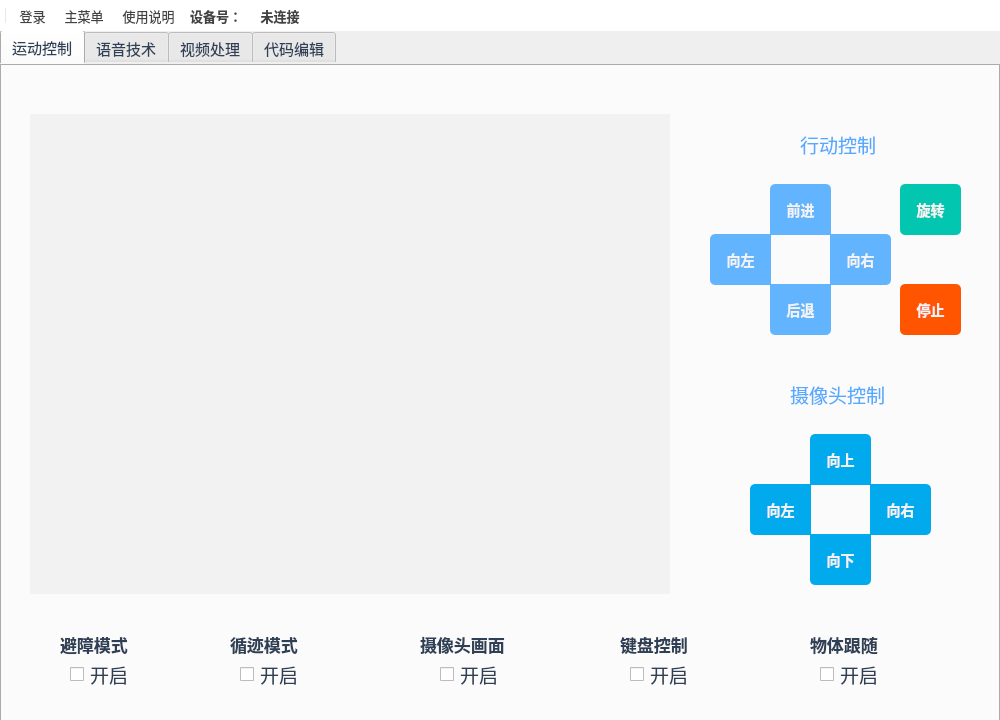
This is ui/tankWindow.ui in Asan96/Car as Qt 5 draws it before an edit. The edited form follows.
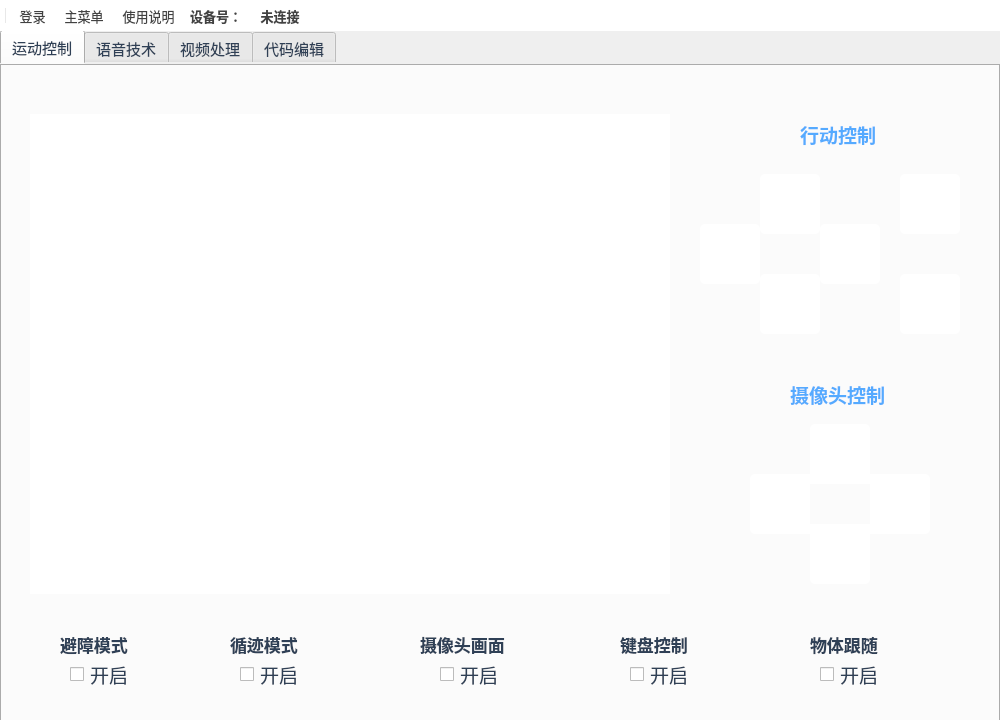
This is the edited form. The open tabs and pages were chosen to show the change.

Patch:
```diff
--- a/ui/tankWindow.ui
+++ b/ui/tankWindow.ui
@@ -144,17 +144,26 @@
      <widget class="QPushButton" name="car_backward">
       <property name="geometry">
        <rect>
-        <x>770</x>
-        <y>220</y>
-        <width>61</width>
-        <height>51</height>
+        <x>760</x>
+        <y>210</y>
+        <width>60</width>
+        <height>60</height>
        </rect>
       </property>
+      <property name="toolTip">
+       <string>向后（D）</string>
+      </property>
       <property name="styleSheet">
-       <string notr="true">background-color:rgb(99, 180, 255);color:rgb(243, 243, 243);border-bottom-left-radius:5px;border-bottom-right-radius:5px;font-size:14px;font-weight:500;font-family:'微软雅黑';</string>
+       <string notr="true">QPushButton{background-color:rgb(255,255,255);color:rgb(243, 243, 243);border-radius:5px;font-size:14px;font-weight:500;font-family:'微软雅黑';}</string>
       </property>
       <property name="text">
-       <string>后退</string>
+       <string/>
+      </property>
+      <property name="iconSize">
+       <size>
+        <width>64</width>
+        <height>64</height>
+       </size>
       </property>
      </widget>
      <widget class="QCheckBox" name="keyboard_control">
@@ -199,39 +208,60 @@
       <property name="geometry">
        <rect>
         <x>900</x>
-        <y>120</y>
-        <width>61</width>
-        <height>51</height>
+        <y>110</y>
+        <width>60</width>
+        <height>60</height>
        </rect>
       </property>
+      <property name="toolTip">
+       <string>旋转（Q）</string>
+      </property>
       <property name="styleSheet">
-       <string notr="true">background-color:rgb(3, 198, 176);color:rgb(243, 243, 243);border-radius:5px;font-size:14px;font-weight:500;font-family:'微软雅黑';</string>
+       <string notr="true">QPushButton{background-color:white;color:rgb(243, 243, 243);border-radius:5px;font-size:14px;font-weight:500;font-family:'微软雅黑';}</string>
       </property>
       <property name="text">
-       <string>旋转</string>
+       <string/>
+      </property>
+      <property name="iconSize">
+       <size>
+        <width>64</width>
+        <height>64</height>
+       </size>
       </property>
      </widget>
      <widget class="QPushButton" name="car_right">
       <property name="geometry">
        <rect>
-        <x>710</x>
-        <y>170</y>
-        <width>61</width>
-        <height>51</height>
+        <x>700</x>
+        <y>160</y>
+        <width>60</width>
+        <height>60</height>
        </rect>
       </property>
+      <property name="toolTip">
+       <string>向左（A）</string>
+      </property>
+      <property name="whatsThis">
+       <string extracomment="A"/>
+      </property>
       <property name="styleSheet">
-       <string notr="true">background-color:rgb(99, 180, 255);color:rgb(243, 243, 243);border-top-left-radius:5px;border-bottom-left-radius:5px;font-size:14px;font-weight:500;font-family:'微软雅黑';</string>
+       <string notr="true">QPushButton{background-color:rgb(255,255,255);color:rgb(243, 243, 243);border-radius:5px;font-size:14px;font-weight:500;font-family:'微软雅黑';}</string>
       </property>
       <property name="text">
-       <string>向左</string>
+       <string/>
+      </property>
+      <property name="iconSize">
+       <size>
+        <width>64</width>
+        <height>64</height>
+       </size>
       </property>
      </widget>
      <widget class="QLabel" name="label_4">
       <property name="geometry">
        <rect>
         <x>800</x>
-        <y>60</y>
+        <y>50</y>
         <width>91</width>
         <height>41</height>
        </rect>
@@ -240,10 +270,12 @@
        <font>
         <family>微软雅黑</family>
         <pointsize>14</pointsize>
+        <weight>75</weight>
+        <bold>true</bold>
        </font>
       </property>
       <property name="styleSheet">
-       <string notr="true">color:rgb(85, 170, 255);font-family:'微软雅黑';</string>
+       <string notr="true">color:rgb(85, 170, 255);font-family:'微软雅黑';font-weight:bold;</string>
       </property>
       <property name="text">
        <string>行动控制</string>
@@ -253,52 +285,79 @@
       <property name="geometry">
        <rect>
         <x>870</x>
-        <y>420</y>
-        <width>61</width>
-        <height>51</height>
+        <y>410</y>
+        <width>60</width>
+        <height>60</height>
        </rect>
       </property>
+      <property name="toolTip">
+       <string>向右</string>
+      </property>
       <property name="styleSheet">
-       <string notr="true">background-color:#01AAED;color:#F3F3F3;border-top-right-radius:5px;border-bottom-right-radius:5px;font-size:14px;font-weight:500;font-family:'微软雅黑';</string>
+       <string notr="true">QPushButton{background-color:white;color:#F3F3F3;border-top-right-radius:5px;border-bottom-right-radius:5px;font-size:14px;font-weight:500;font-family:'微软雅黑';}</string>
       </property>
       <property name="text">
-       <string>向右</string>
+       <string/>
+      </property>
+      <property name="iconSize">
+       <size>
+        <width>64</width>
+        <height>64</height>
+       </size>
       </property>
      </widget>
      <widget class="QPushButton" name="car_forward">
       <property name="geometry">
        <rect>
-        <x>770</x>
-        <y>120</y>
-        <width>61</width>
-        <height>51</height>
+        <x>760</x>
+        <y>110</y>
+        <width>60</width>
+        <height>60</height>
        </rect>
       </property>
+      <property name="toolTip">
+       <string>前进(W)</string>
+      </property>
       <property name="whatsThis">
        <string extracomment="go_front"/>
       </property>
       <property name="styleSheet">
-       <string notr="true">background-color:rgb(99, 180, 255);color:rgb(243, 243, 243);border-top-left-radius:5px;border-top-right-radius:5px;font-size:14px;font-weight:500;font-family:'微软雅黑';</string>
+       <string notr="true">QPushButton{background-color:rgb(255,255,255);color:rgb(243, 243, 243);border-radius:5px;font-size:14px;font-weight:500;font-family:'微软雅黑';}</string>
       </property>
       <property name="text">
-       <string>前进</string>
+       <string/>
+      </property>
+      <property name="iconSize">
+       <size>
+        <width>64</width>
+        <height>64</height>
+       </size>
       </property>
      </widget>
      <widget class="QPushButton" name="car_cam_down">
       <property name="geometry">
        <rect>
         <x>810</x>
-        <y>370</y>
-        <width>61</width>
-        <height>51</height>
+        <y>360</y>
+        <width>60</width>
+        <height>60</height>
        </rect>
       </property>
-      <property name="styleSheet">
-       <string notr="true">background-color:#01AAED;color:#F3F3F3;border-top-left-radius:5px;border-top-right-radius:5px;font-size:14px;font-weight:500;font-family:'微软雅黑';</string>
-      </property>
-      <property name="text">
+      <property name="toolTip">
        <string>向上</string>
       </property>
+      <property name="styleSheet">
+       <string notr="true">QPushButton{background-color:white;color:#F3F3F3;border-top-left-radius:5px;border-top-right-radius:5px;font-size:14px;font-weight:500;font-family:'微软雅黑';}</string>
+      </property>
+      <property name="text">
+       <string/>
+      </property>
+      <property name="iconSize">
+       <size>
+        <width>64</width>
+        <height>64</height>
+       </size>
+      </property>
      </widget>
      <widget class="QLabel" name="label">
       <property name="geometry">
@@ -328,33 +387,51 @@
       <property name="geometry">
        <rect>
         <x>900</x>
-        <y>220</y>
-        <width>61</width>
-        <height>51</height>
+        <y>210</y>
+        <width>60</width>
+        <height>60</height>
        </rect>
       </property>
+      <property name="toolTip">
+       <string>停止（E）</string>
+      </property>
       <property name="styleSheet">
-       <string notr="true">background-color:rgb(255, 85, 0);color:rgb(243, 243, 243);border-radius:5px;font-size:14px;font-weight:500;font-family:'微软雅黑';</string>
+       <string notr="true">QPushButton{background-color:white;color:rgb(243, 243, 243);border-radius:5px;font-size:14px;font-weight:500;font-family:'微软雅黑';}</string>
       </property>
       <property name="text">
-       <string>停止</string>
+       <string/>
+      </property>
+      <property name="iconSize">
+       <size>
+        <width>64</width>
+        <height>64</height>
+       </size>
       </property>
      </widget>
      <widget class="QPushButton" name="car_cam_up">
       <property name="geometry">
        <rect>
         <x>810</x>
-        <y>470</y>
-        <width>61</width>
-        <height>51</height>
+        <y>460</y>
+        <width>60</width>
+        <height>60</height>
        </rect>
       </property>
-      <property name="styleSheet">
-       <string notr="true">background-color:#01AAED;color:#F3F3F3;border-bottom-left-radius:5px;border-bottom-right-radius:5px;font-size:14px;font-weight:500;font-family:'微软雅黑';</string>
-      </property>
-      <property name="text">
+      <property name="toolTip">
        <string>向下</string>
       </property>
+      <property name="styleSheet">
+       <string notr="true">QPushButton{background-color:white;color:#F3F3F3;border-bottom-left-radius:5px;border-bottom-right-radius:5px;font-size:14px;font-weight:500;font-family:'微软雅黑';}</string>
+      </property>
+      <property name="text">
+       <string/>
+      </property>
+      <property name="iconSize">
+       <size>
+        <width>64</width>
+        <height>64</height>
+       </size>
+      </property>
      </widget>
      <widget class="QLabel" name="label_3">
       <property name="geometry">
@@ -393,10 +470,12 @@
        <font>
         <family>微软雅黑</family>
         <pointsize>14</pointsize>
+        <weight>75</weight>
+        <bold>true</bold>
        </font>
       </property>
       <property name="styleSheet">
-       <string notr="true">color:rgb(85, 170, 255);font-family:'微软雅黑';</string>
+       <string notr="true">color:rgb(85, 170, 255);font-family:'微软雅黑';font-weight:bold;</string>
       </property>
       <property name="text">
        <string>摄像头控制</string>
@@ -406,32 +485,50 @@
       <property name="geometry">
        <rect>
         <x>750</x>
-        <y>420</y>
-        <width>61</width>
-        <height>51</height>
+        <y>410</y>
+        <width>60</width>
+        <height>60</height>
        </rect>
       </property>
+      <property name="toolTip">
+       <string>向左</string>
+      </property>
       <property name="styleSheet">
-       <string notr="true">background-color:#01AAED;color:#F3F3F3;border-top-left-radius:5px;border-bottom-left-radius:5px;font-size:14px;font-weight:500;font-family:'微软雅黑';</string>
+       <string notr="true">QPushButton{background-color:white;color:#F3F3F3;border-top-left-radius:5px;border-bottom-left-radius:5px;font-size:14px;font-weight:500;font-family:'微软雅黑';}</string>
       </property>
       <property name="text">
-       <string>向左</string>
+       <string/>
+      </property>
+      <property name="iconSize">
+       <size>
+        <width>64</width>
+        <height>64</height>
+       </size>
       </property>
      </widget>
      <widget class="QPushButton" name="car_left">
       <property name="geometry">
        <rect>
-        <x>830</x>
-        <y>170</y>
-        <width>61</width>
-        <height>51</height>
+        <x>820</x>
+        <y>160</y>
+        <width>60</width>
+        <height>60</height>
        </rect>
       </property>
+      <property name="toolTip">
+       <string>向右（D）</string>
+      </property>
       <property name="styleSheet">
-       <string notr="true">background-color:rgb(99, 180, 255);color:rgb(243, 243, 243);border-top-right-radius:5px;border-bottom-right-radius:5px;font-size:14px;font-weight:500;font-family:'微软雅黑';</string>
+       <string notr="true">QPushButton{background-color:rgb(255,255,255);color:rgb(243, 243, 243);border-radius:5px;font-size:14px;font-weight:500;font-family:'微软雅黑';}</string>
       </property>
       <property name="text">
-       <string>向右</string>
+       <string/>
+      </property>
+      <property name="iconSize">
+       <size>
+        <width>64</width>
+        <height>64</height>
+       </size>
       </property>
      </widget>
      <widget class="QLabel" name="label_9">
@@ -487,7 +584,7 @@
        </rect>
       </property>
       <property name="styleSheet">
-       <string notr="true">background-color:#F2F2F2</string>
+       <string notr="true">background-color:white;</string>
       </property>
       <property name="text">
        <string/>
@@ -538,6 +635,15 @@
       <property name="text">
        <string>开启</string>
       </property>
+      <property name="iconSize">
+       <size>
+        <width>48</width>
+        <height>48</height>
+       </size>
+      </property>
+      <property name="shortcut">
+       <string>Ctrl+S</string>
+      </property>
      </widget>
     </widget>
     <widget class="QWidget" name="tab_voice">
@@ -557,7 +663,8 @@
        </rect>
       </property>
       <property name="styleSheet">
-       <string notr="true">font-family:'微软雅黑';font-size:14px;background-color:rgb(99, 180, 255);border-radius:5px;color:#F8F8F8</string>
+       <string notr="true">QPushButton{font-family:'微软雅黑';font-size:14px;background-color:rgb(99, 180, 255);border-radius:5px;color:#F8F8F8}
+QPushButton:hover{background-color:#009688}</string>
       </property>
       <property name="text">
        <string>语音控制</string>
@@ -573,7 +680,8 @@
        </rect>
       </property>
       <property name="styleSheet">
-       <string notr="true">font-family:'微软雅黑';font-size:14px;background-color:rgb(99, 180, 255);border-top-right-radius:5px;border-bottom-right-radius:5px;color:#F8F8F8</string>
+       <string notr="true">QPushButton{font-family:'微软雅黑';font-size:14px;background-color:rgb(99, 180, 255);border-top-right-radius:5px;border-bottom-right-radius:5px;color:#F8F8F8}
+QPushButton:hover{background-color:#009688}</string>
       </property>
       <property name="text">
        <string>语音合成</string>
@@ -589,7 +697,8 @@
        </rect>
       </property>
       <property name="styleSheet">
-       <string notr="true">font-family:'微软雅黑';font-size:14px;background-color:rgb(99, 180, 255);border-bottom-right-radius:5px;color:#F8F8F8;</string>
+       <string notr="true">QPushButton{font-family:'微软雅黑';font-size:14px;background-color:rgb(99, 180, 255);border-bottom-right-radius:5px;color:#F8F8F8;}
+QPushButton:hover{background-color:#009688}</string>
       </property>
       <property name="text">
        <string>文字对话</string>
@@ -649,7 +758,8 @@
        </rect>
       </property>
       <property name="styleSheet">
-       <string notr="true">font-family:'微软雅黑';font-size:14px;background-color:rgb(99, 180, 255);border-radius:5px;color:#F8F8F8</string>
+       <string notr="true">QPushButton{font-family:'微软雅黑';font-size:14px;background-color:rgb(99, 180, 255);border-radius:5px;color:#F8F8F8;}
+QPushButton:hover{background-color:#009688}</string>
       </property>
       <property name="text">
        <string>语音对话</string>
@@ -723,7 +833,8 @@
        </rect>
       </property>
       <property name="styleSheet">
-       <string notr="true">font-family:'微软雅黑';font-size:14px;background-color:rgb(99, 180, 255);border-radius:5px;color:#F8F8F8</string>
+       <string notr="true">QPushButton{font-family:'微软雅黑';font-size:14px;background-color:rgb(99, 180, 255);border-radius:5px;color:#F8F8F8}
+QPushButton:hover{background-color:#009688}</string>
       </property>
       <property name="text">
        <string>录音</string>
@@ -761,7 +872,8 @@
        </rect>
       </property>
       <property name="styleSheet">
-       <string notr="true">font-family:'微软雅黑';font-size:14px;background-color:#FF0000;border-radius:5px;color:#F8F8F8</string>
+       <string notr="true">QPushButton{font-family:'微软雅黑';font-size:14px;background-color:#FF0000;border-radius:5px;color:#F8F8F8}
+QPushButton:hover{background-color:#FF5722}</string>
       </property>
       <property name="text">
        <string>停止录音</string>
@@ -777,7 +889,8 @@
        </rect>
       </property>
       <property name="styleSheet">
-       <string notr="true">font-family:'微软雅黑';font-size:14px;background-color:rgb(24, 157, 50);border-radius:5px;color:#F8F8F8</string>
+       <string notr="true">QPushButton{font-family:'微软雅黑';font-size:14px;background-color:rgb(24, 157, 50);border-radius:5px;color:#F8F8F8}
+QPushButton:hover{background-color:#5FB878}</string>
       </property>
       <property name="text">
        <string>播放</string>
@@ -798,8 +911,8 @@
        </rect>
       </property>
       <property name="styleSheet">
-       <string notr="true">QPushButton:hover{background-color:rgb(85, 170, 0);color:#F8F8F8} 
-QPushButton{background-color:rgb(85, 170, 127);border-bottom-left-radius:5px;color:#F2F2F2;border-right:1px solid #F8F8F8;font-family:'微软雅黑';font-size:14px;}</string>
+       <string notr="true">QPushButton:hover{background-color:#009688;color:#F8F8F8} 
+QPushButton{background-color:#1E9FFF;border-bottom-left-radius:5px;color:#F2F2F2;border-right:1px solid #F8F8F8;font-family:'微软雅黑';font-size:14px;border-top:1px solid #F8F8F8;}</string>
       </property>
       <property name="text">
        <string>原始画面</string>
@@ -815,8 +928,8 @@
        </rect>
       </property>
       <property name="styleSheet">
-       <string notr="true">QPushButton:hover{background-color:rgb(85, 170, 0);color:#F8F8F8} 
-QPushButton{background-color:rgb(85, 170, 127);color:#F2F2F2;border-radius:0px;border-right:1px solid #F8F8F8;font-family:'微软雅黑';font-size:14px;}</string>
+       <string notr="true">QPushButton:hover{background-color:#009688;color:#F8F8F8} 
+QPushButton{background-color:#1E9FFF;color:#F2F2F2;border-radius:0px;border-right:1px solid #F8F8F8;font-family:'微软雅黑';font-size:14px;border-top:1px solid #F8F8F8;}</string>
       </property>
       <property name="text">
        <string>人脸识别</string>
@@ -832,8 +945,8 @@
        </rect>
       </property>
       <property name="styleSheet">
-       <string notr="true">QPushButton:hover{background-color:rgb(85, 170, 0);color:#F8F8F8} 
-QPushButton{background-color:rgb(85, 170, 127);border-radius:0px;color:#F2F2F2;border-right:1px solid #F8F8F8;font-family:'微软雅黑';font-size:14px;}</string>
+       <string notr="true">QPushButton:hover{background-color:#009688;color:#F8F8F8} 
+QPushButton{background-color:#1E9FFF;border-radius:0px;color:#F2F2F2;border-right:1px solid #F8F8F8;font-family:'微软雅黑';font-size:14px;border-top:1px solid #F8F8F8;}</string>
       </property>
       <property name="text">
        <string>眼部识别</string>
@@ -849,8 +962,8 @@
        </rect>
       </property>
       <property name="styleSheet">
-       <string notr="true">QPushButton:hover{background-color:rgb(85, 170, 0);color:#F8F8F8} 
-QPushButton{background-color:rgb(85, 170, 127);border-bottom-right-radius:5px;color:#F2F2F2;font-family:'微软雅黑';font-size:14px;}</string>
+       <string notr="true">QPushButton:hover{background-color:#009688;color:#F8F8F8} 
+QPushButton{background-color:#1E9FFF;border-bottom-right-radius:5px;color:#F2F2F2;font-family:'微软雅黑';font-size:14px;border-top:1px solid #F8F8F8;}</string>
       </property>
       <property name="text">
        <string>关闭</string>
@@ -866,7 +979,7 @@
        </rect>
       </property>
       <property name="styleSheet">
-       <string notr="true">background-color:black;</string>
+       <string notr="true">background-color:white;</string>
       </property>
       <property name="text">
        <string/>
```
